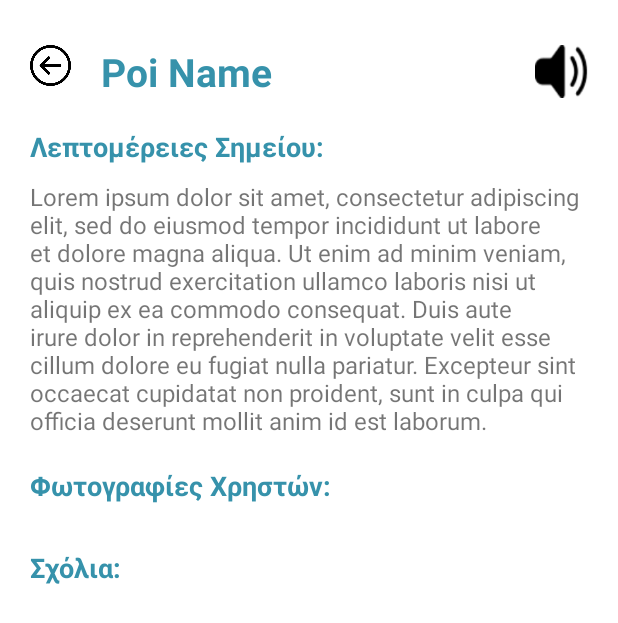
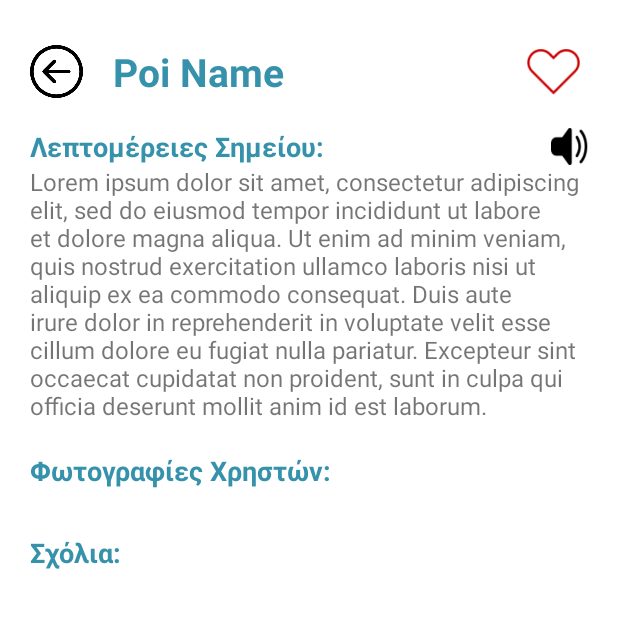
Before and after one commit to TheoGkanoudis/Glitsapp_2.0, an Android app: the layout poi_info.xml on its own in the app's theme, with its tools: preview values and no code run, on a phone screen of 412 x 824 dp. Shown: the top 623 px of the screen. Run offline under Robolectric (Android 15) with nearby library versions, the phone set to English and light mode, and no system bars.

Commit message:
poi favs work

```diff
--- a/app/src/main/java/com/example/glitsapp20/MapsActivity.java
+++ b/app/src/main/java/com/example/glitsapp20/MapsActivity.java
@@ -396,7 +396,7 @@ public class MapsActivity extends FragmentActivity
                 trail = itemData.getInt("trail");
                 coords = new LatLng(itemData.getJSONArray("coordinates").getDouble(1),itemData.getJSONArray("coordinates").getDouble(0));
 
-                Poi currentPoi = new Poi(title, description, info, image, trail, coords);
+                Poi currentPoi = new Poi(title, description, info, image, trail, coords, i);
                 poiList.add(currentPoi);
 
             }
--- a/app/src/main/res/layout/poi_info.xml
+++ b/app/src/main/res/layout/poi_info.xml
@@ -30,7 +30,6 @@
                 android:translationZ="100dp"
                 app:layout_constraintDimensionRatio="1:1"
                 app:layout_constraintTop_toTopOf="@id/poi_title"
-                android:layout_marginBottom="8dp"
                 app:layout_constraintBottom_toBottomOf="@id/poi_title"
                 app:layout_constraintStart_toStartOf="parent" />
 
@@ -47,13 +46,18 @@
                 app:layout_constraintTop_toTopOf="parent" />
 
             <ImageView
+                android:id="@+id/poi_fav"
                 android:layout_width="0dp"
                 android:layout_height="0dp"
-                android:background="@drawable/speaker"
+                app:layout_constraintTop_toTopOf="@id/poi_title"
                 app:layout_constraintBottom_toBottomOf="@id/poi_title"
+                app:layout_constraintEnd_toEndOf="parent"
                 app:layout_constraintDimensionRatio="1:1"
-                app:layout_constraintEnd_toEndOf="parent"
-                app:layout_constraintTop_toTopOf="@id/poi_title" />
+                android:layout_marginEnd="5dp"
+                android:background="@drawable/fav_empty"
+                android:layout_alignParentEnd="true"
+                android:layout_gravity="end"/>
+
 
         </androidx.constraintlayout.widget.ConstraintLayout>
 
@@ -66,15 +70,36 @@
                 android:layout_height="wrap_content"
                 android:orientation="vertical">
 
+                <androidx.constraintlayout.widget.ConstraintLayout
+                    android:layout_width="match_parent"
+                    android:layout_height="wrap_content"
+                    android:layout_marginHorizontal="20dp"
+                    android:orientation="horizontal">
                 <TextView
+                    android:id="@+id/tv_details"
                     android:layout_width="wrap_content"
                     android:layout_height="wrap_content"
+                    app:layout_constraintStart_toStartOf="parent"
+                    app:layout_constraintTop_toTopOf="parent"
                     android:layout_marginVertical="10dp"
                     android:text="Λεπτομέρειες Σημείου:"
                     android:textColor="@color/teal_700"
                     android:textSize="18sp"
-                    android:textStyle="bold"
-                    android:layout_marginHorizontal="20dp"/>
+                    android:textStyle="bold"/>
+
+
+                    <ImageView
+                        android:layout_width="0dp"
+                        android:layout_height="0dp"
+
+                        android:background="@drawable/speaker"
+                        app:layout_constraintBottom_toBottomOf="@id/tv_details"
+                        app:layout_constraintDimensionRatio="1:1"
+                        app:layout_constraintEnd_toEndOf="parent"
+                        app:layout_constraintTop_toTopOf="@id/tv_details" />
+
+
+                </androidx.constraintlayout.widget.ConstraintLayout>
 
                 <TextView
                     android:id="@+id/poi_info"
```
Also changed, not shown: app/src/main/java/com/example/glitsapp20/Poi.java (+9 -1 lines), app/src/main/java/com/example/glitsapp20/PoiInfoActivity.java (+18 -0 lines), app/src/main/java/com/example/glitsapp20/PoiPopup.java (+14 -3 lines), app/src/main/java/com/example/glitsapp20/TrailInfoActivity.java (+18 -2 lines), app/src/main/java/com/example/glitsapp20/rvPoiAdapter.java (+16 -1 lines).
